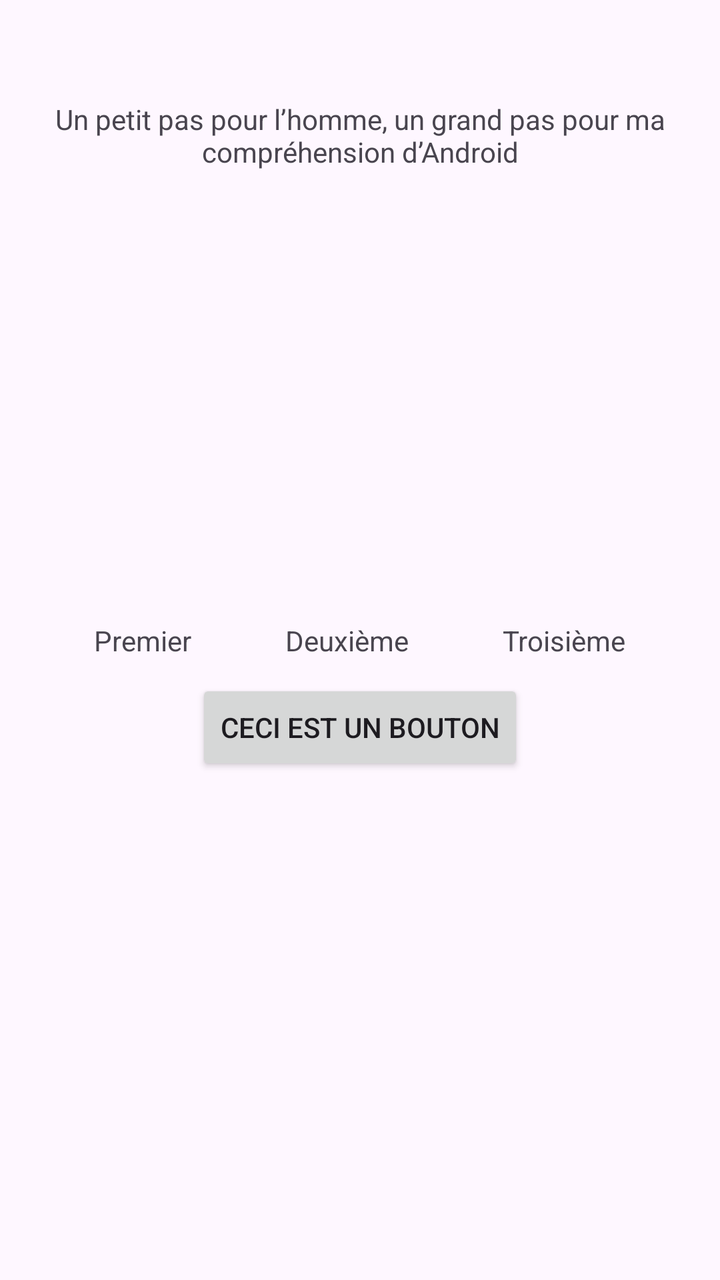
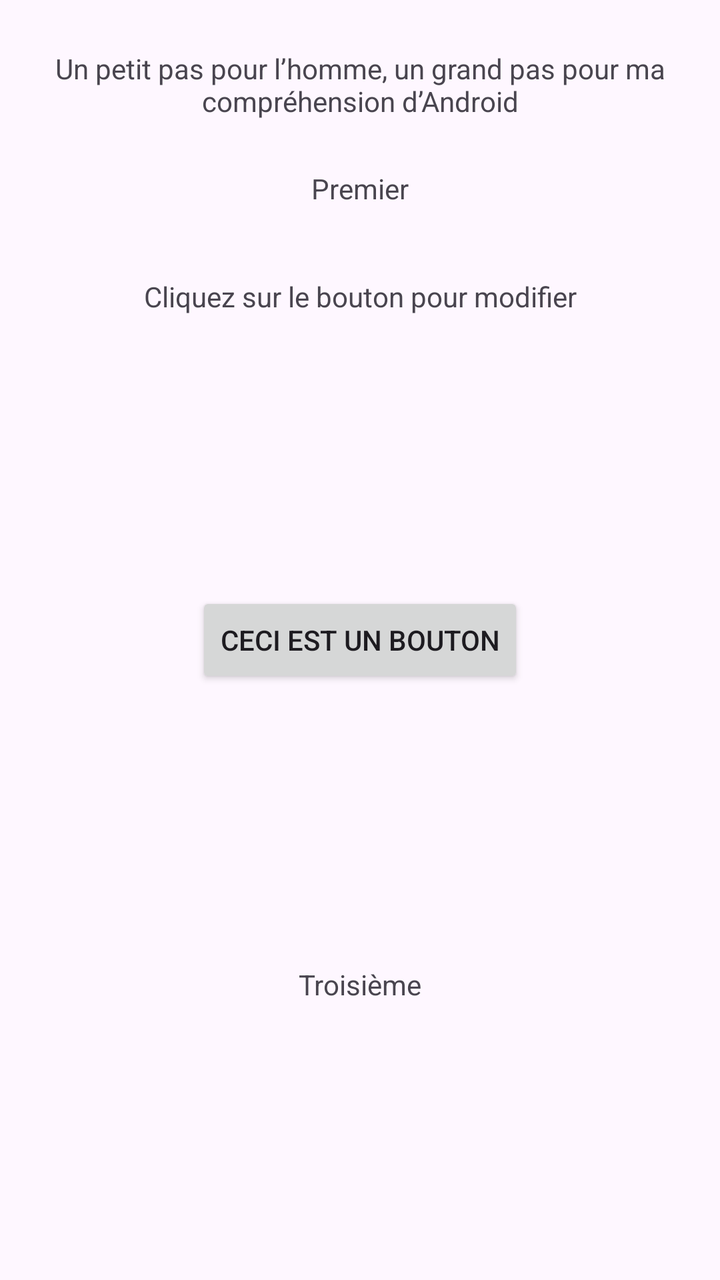

Before-and-after screenshots of an Android layout around one commit, followed by the original layout XML and the change that was made.
<!-- AndroidManifest.xml: application theme Theme.HelloWorld -->
<!-- res/layout/activity_main.xml -->
<?xml version="1.0" encoding="utf-8"?>
<androidx.constraintlayout.widget.ConstraintLayout xmlns:android="http://schemas.android.com/apk/res/android"
    xmlns:app="http://schemas.android.com/apk/res-auto"
    xmlns:tools="http://schemas.android.com/tools"
    android:id="@+id/main"
    android:layout_width="match_parent"
    android:layout_height="match_parent"
    tools:context=".MainActivity">

    <TextView
        android:layout_width="wrap_content"
        android:layout_height="wrap_content"
        android:gravity="center"
        android:layout_marginTop="50dp"
        android:paddingLeft="5dp"
        android:paddingRight="5dp"
        android:id="@+id/message"
        android:text="@string/message"
        app:layout_constraintEnd_toEndOf="parent"
        app:layout_constraintStart_toStartOf="parent"
        app:layout_constraintTop_toTopOf="parent" />

    <TextView
        android:layout_width="wrap_content"
        android:layout_height="wrap_content"
        android:id="@+id/texte1"
        android:text="@string/premierBouton"
        app:layout_constraintStart_toStartOf="parent"
        app:layout_constraintBottom_toBottomOf="parent"
        app:layout_constraintEnd_toStartOf="@id/texte2"
        app:layout_constraintTop_toTopOf="parent" />

    <TextView
        android:layout_width="wrap_content"
        android:layout_height="wrap_content"
        android:id="@+id/texte2"
        android:text="@string/deuxiemeBouton"
        app:layout_constraintStart_toEndOf="@id/texte1"
        app:layout_constraintBottom_toBottomOf="parent"
        app:layout_constraintEnd_toStartOf="@id/texte3"
        app:layout_constraintTop_toTopOf="parent" />

    <TextView
        android:layout_width="wrap_content"
        android:layout_height="wrap_content"
        android:id="@+id/texte3"
        android:text="@string/troisiemeBouton"
        app:layout_constraintStart_toEndOf="@id/texte2"
        app:layout_constraintBottom_toBottomOf="parent"
        app:layout_constraintEnd_toEndOf="parent"
        app:layout_constraintTop_toTopOf="parent" />

    <Button
        android:layout_width="wrap_content"
        android:layout_height="wrap_content"
        android:gravity="center"
        android:id="@+id/bouton"
        android:text="@string/bouton"
        android:layout_marginTop="10dp"
        android:layout_gravity="center"
        app:layout_constraintStart_toStartOf="parent"
        app:layout_constraintTop_toBottomOf="@id/texte3"
        app:layout_constraintEnd_toEndOf="parent"
        />

</androidx.constraintlayout.widget.ConstraintLayout>
<!-- resources referenced by this layout -->
<resources>
  <string name="bouton">Ceci est un bouton</string>
  <string name="deuxiemeBouton">Deuxième</string>
  <string name="message">Un petit pas pour l’homme, un grand pas pour ma compréhension d’Android</string>
  <string name="premierBouton">Premier</string>
  <string name="troisiemeBouton">Troisième</string>
  <style name="Theme.HelloWorld" parent="Base.Theme.HelloWorld" />
  <style name="Base.Theme.HelloWorld" parent="Theme.Material3.DayNight.NoActionBar">
          
          
      </style>
</resources>

<!-- the commit's change to res/layout/activity_main.xml (unified diff, before → after) -->
@@ -12,22 +12,26 @@
         android:layout_height="wrap_content"
         android:gravity="center"
         android:layout_marginTop="50dp"
+        android:layout_marginBottom="50dp"
         android:paddingLeft="5dp"
         android:paddingRight="5dp"
         android:id="@+id/message"
         android:text="@string/message"
         app:layout_constraintEnd_toEndOf="parent"
         app:layout_constraintStart_toStartOf="parent"
-        app:layout_constraintTop_toTopOf="parent" />
+        app:layout_constraintTop_toTopOf="parent"
+        app:layout_constraintBottom_toTopOf="@id/texte1"
+        />
 
     <TextView
         android:layout_width="wrap_content"
         android:layout_height="wrap_content"
         android:id="@+id/texte1"
+        android:layout_marginTop="50dp"
         android:text="@string/premierBouton"
         app:layout_constraintStart_toStartOf="parent"
-        app:layout_constraintBottom_toBottomOf="parent"
-        app:layout_constraintEnd_toStartOf="@id/texte2"
+        app:layout_constraintBottom_toTopOf="@id/texte2"
+        app:layout_constraintEnd_toEndOf="parent"
         app:layout_constraintTop_toTopOf="parent" />
 
     <TextView
@@ -35,9 +39,9 @@
         android:layout_height="wrap_content"
         android:id="@+id/texte2"
         android:text="@string/deuxiemeBouton"
-        app:layout_constraintStart_toEndOf="@id/texte1"
-        app:layout_constraintBottom_toBottomOf="parent"
-        app:layout_constraintEnd_toStartOf="@id/texte3"
+        app:layout_constraintStart_toStartOf="parent"
+        app:layout_constraintBottom_toTopOf="@id/bouton"
+        app:layout_constraintEnd_toEndOf="parent"
         app:layout_constraintTop_toTopOf="parent" />
 
     <TextView
@@ -45,10 +49,10 @@
         android:layout_height="wrap_content"
         android:id="@+id/texte3"
         android:text="@string/troisiemeBouton"
-        app:layout_constraintStart_toEndOf="@id/texte2"
+        app:layout_constraintStart_toStartOf="parent"
         app:layout_constraintBottom_toBottomOf="parent"
         app:layout_constraintEnd_toEndOf="parent"
-        app:layout_constraintTop_toTopOf="parent" />
+        app:layout_constraintTop_toBottomOf="@id/bouton" />
 
     <Button
         android:layout_width="wrap_content"
@@ -56,10 +60,10 @@
         android:gravity="center"
         android:id="@+id/bouton"
         android:text="@string/bouton"
-        android:layout_marginTop="10dp"
         android:layout_gravity="center"
         app:layout_constraintStart_toStartOf="parent"
-        app:layout_constraintTop_toBottomOf="@id/texte3"
+        app:layout_constraintTop_toBottomOf="@id/texte2"
+        app:layout_constraintBottom_toTopOf="@id/texte3"
         app:layout_constraintEnd_toEndOf="parent"
         />
 
<!-- resource entries referenced after the edit -->
@@ -1,7 +1,7 @@
 <!-- resources referenced by this layout -->
 <resources>
   <string name="bouton">Ceci est un bouton</string>
-  <string name="deuxiemeBouton">Deuxième</string>
+  <string name="deuxiemeBouton">Cliquez sur le bouton pour modifier</string>
   <string name="message">Un petit pas pour l’homme, un grand pas pour ma compréhension d’Android</string>
   <string name="premierBouton">Premier</string>
   <string name="troisiemeBouton">Troisième</string>
